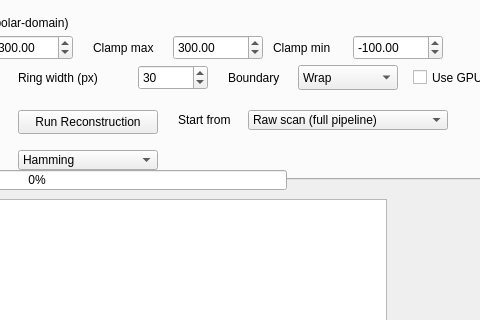
This is forms/mainwindow.ui in frmtex/rec_dingo as Qt 5 draws it before an edit; both pictures show x 223 to 703 and y 190 to 510 of the 800 by 1200 pixel window. The edited form follows.
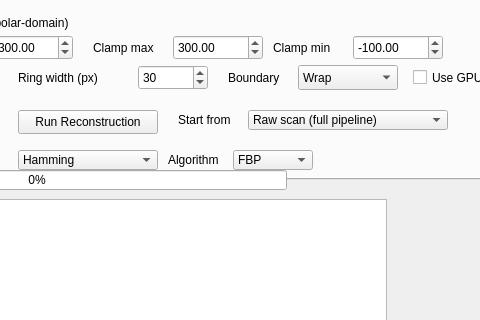
This is the edited form. Custom widgets are drawn as their Qt base class.

Commit message: Add gridrec (Fourier gridding) reconstruction algorithm

Diff of the .ui file:
```diff
--- a/forms/mainwindow.ui
+++ b/forms/mainwindow.ui
@@ -1210,6 +1210,42 @@
        </property>
       </item>
      </widget>
+     <widget class="QLabel" name="label_algorithm">
+      <property name="geometry">
+       <rect>
+        <x>380</x>
+        <y>315</y>
+        <width>65</width>
+        <height>20</height>
+       </rect>
+      </property>
+      <property name="text">
+       <string>Algorithm</string>
+      </property>
+     </widget>
+     <widget class="QComboBox" name="comboBox_algorithm">
+      <property name="geometry">
+       <rect>
+        <x>445</x>
+        <y>315</y>
+        <width>80</width>
+        <height>20</height>
+       </rect>
+      </property>
+      <property name="toolTip">
+       <string>FBP: exact real-space filtered backprojection. Gridrec: Fourier-domain gridding reconstruction - much faster at high angle counts, at the cost of a small amount of gridding-kernel approximation error.</string>
+      </property>
+      <item>
+       <property name="text">
+        <string>FBP</string>
+       </property>
+      </item>
+      <item>
+       <property name="text">
+        <string>Gridrec</string>
+       </property>
+      </item>
+     </widget>
      <widget class="QLabel" name="label_startStage">
       <property name="geometry">
        <rect>
```
The commit also changes 12 other files.
